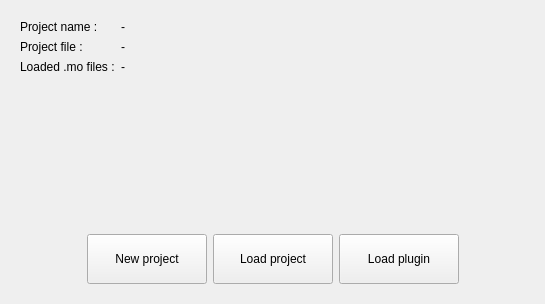
The window that OMOptim/GUI/Widgets/WidgetProjectInfos.ui (lmoresco/OpenModelica) describes before a commit, drawn with Qt 5.
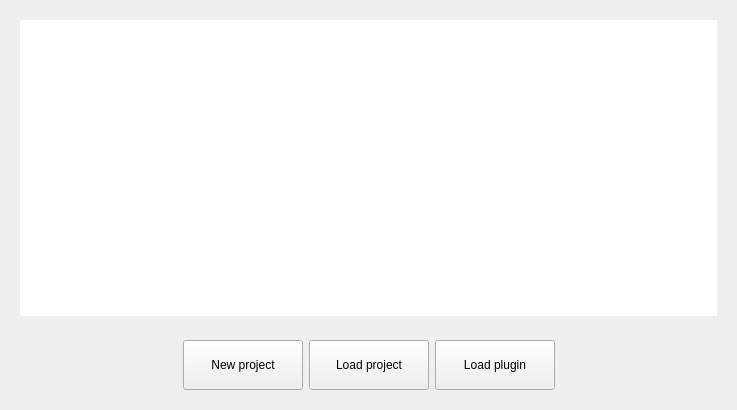
The same window after the commit. Icons and pictures are not drawn.

Commit message: - updated GUI (omcases tree view, project infos) - corrected int and double bounds in Optimization

Patch:
```diff
--- a/OMOptim/GUI/Widgets/WidgetProjectInfos.ui
+++ b/OMOptim/GUI/Widgets/WidgetProjectInfos.ui
@@ -6,8 +6,8 @@
    <rect>
     <x>0</x>
     <y>0</y>
-    <width>545</width>
-    <height>304</height>
+    <width>737</width>
+    <height>410</height>
    </rect>
   </property>
   <property name="windowTitle">
@@ -18,72 +18,15 @@
     <widget class="QWidget" name="widgetInfos" native="true">
      <layout class="QGridLayout" name="gridLayout">
       <item row="0" column="0">
-      <widget class="QLabel" name="label_6">
-       <property name="sizePolicy">
-        <sizepolicy hsizetype="Maximum" vsizetype="Preferred">
-         <horstretch>0</horstretch>
-         <verstretch>0</verstretch>
-        </sizepolicy>
-       </property>
-       <property name="text">
-        <string>Project name :</string>
+       <widget class="QTextEdit" name="textProject">
+        <property name="frameShape">
+         <enum>QFrame::NoFrame</enum>
+        </property>
+        <property name="readOnly">
+         <bool>true</bool>
        </property>
       </widget>
      </item>
-      <item row="0" column="1">
-      <widget class="QLabel" name="labelProjectName">
-       <property name="text">
-        <string>-</string>
-       </property>
-      </widget>
-     </item>
-      <item row="1" column="0">
-      <widget class="QLabel" name="label_7">
-       <property name="sizePolicy">
-        <sizepolicy hsizetype="Maximum" vsizetype="Preferred">
-         <horstretch>0</horstretch>
-         <verstretch>0</verstretch>
-        </sizepolicy>
-       </property>
-       <property name="text">
-        <string>Project file :</string>
-       </property>
-      </widget>
-     </item>
-      <item row="1" column="1">
-      <widget class="QLabel" name="labelProjectFile">
-       <property name="text">
-        <string>-</string>
-       </property>
-      </widget>
-     </item>
-      <item row="2" column="0">
-       <widget class="QLabel" name="label">
-        <property name="text">
-         <string>Loaded .mo files :</string>
-        </property>
-       </widget>
-      </item>
-      <item row="2" column="1">
-       <widget class="QLabel" name="labelMoFiles">
-        <property name="text">
-         <string>-</string>
-        </property>
-       </widget>
-      </item>
-      <item row="3" column="0">
-      <spacer name="verticalSpacer">
-       <property name="orientation">
-        <enum>Qt::Vertical</enum>
-       </property>
-       <property name="sizeHint" stdset="0">
-        <size>
-         <width>20</width>
-         <height>40</height>
-        </size>
-       </property>
-      </spacer>
-     </item>
      </layout>
     </widget>
    </item>
```
Lines whose indentation alone changed are shown as unchanged. The commit also changes 22 other files.
